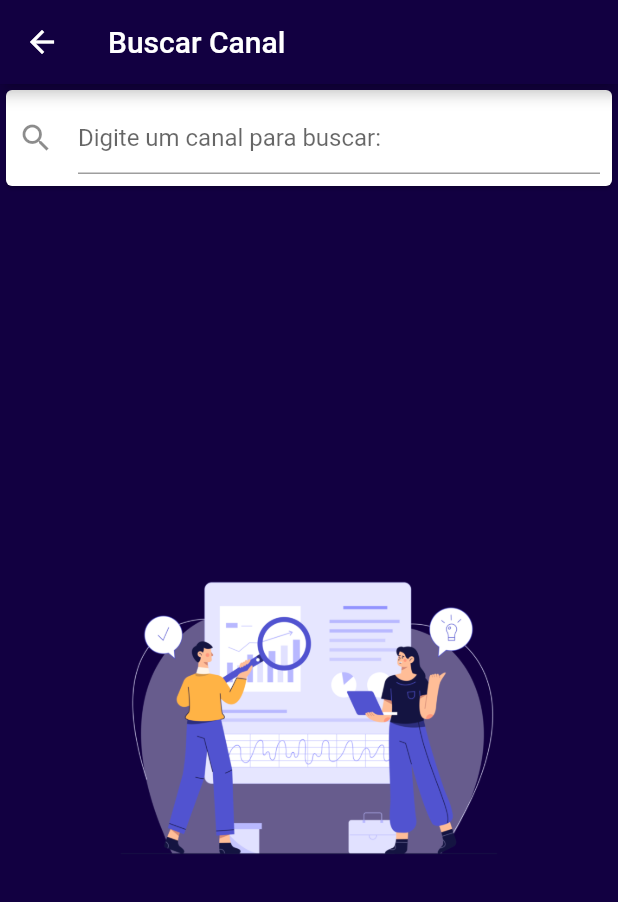
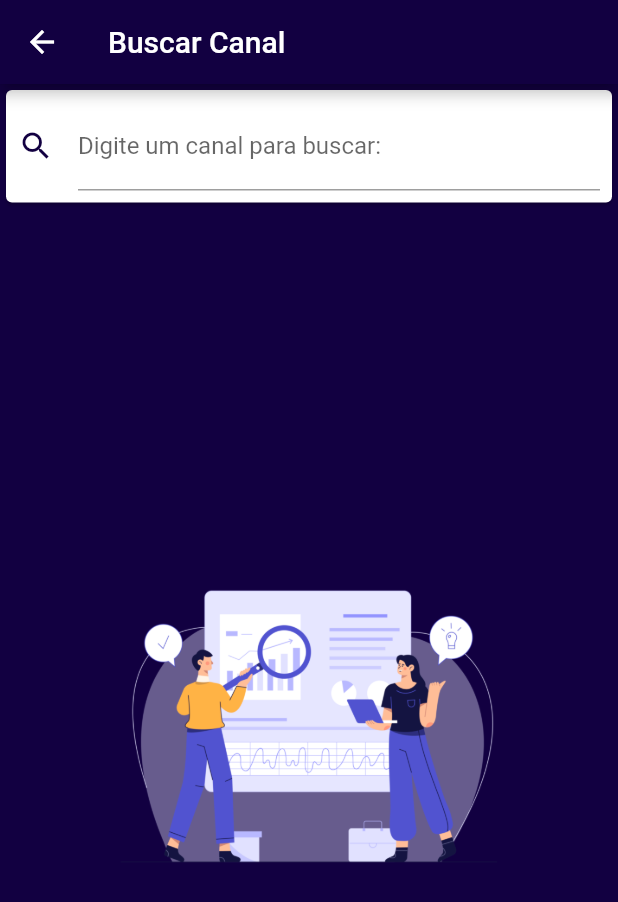
Before and after one commit to andersonsantos6/tv_project, a Flutter app: the SearchPage screen opened by its route, on a phone screen of 412 x 824 dp. Shown: the top 902 px of the screen. Run offline on Flutter 3.47's test engine with Material 2 defaults, Android fonts, the phone set to English and light mode, and no system bars; our stand-ins replace video_player; network calls fail.

Commit message:
update widgets

```diff
--- a/lib/src/view/search_page.dart
+++ b/lib/src/view/search_page.dart
@@ -51,11 +51,15 @@ class _SearchPageState extends State<SearchPage> {
             children: [
               Card(
                 child: Padding(
-                  padding: const EdgeInsets.all(8.0),
+                  padding: const EdgeInsets.all(8),
                   child: TextField(
-                    decoration: const InputDecoration(
-                        icon: Icon(Icons.search),
-                        hintText: 'Digite um canal para buscar:'),
+                    decoration: InputDecoration(
+                      label: const Text('Digite um canal para buscar:'),
+                      icon: Icon(
+                        Icons.search,
+                        color: color.primaryColor(),
+                      ),
+                    ),
                     keyboardType: TextInputType.text,
                     controller: _controller,
                     onChanged: (value) {
@@ -91,7 +95,7 @@ class _SearchPageState extends State<SearchPage> {
                                             width: 10,
                                           ),
                                           Text(
-                                            'Nenhum canal foi encontrado.',
+                                            'Nenhum canal encontrado.',
                                             style:
                                                 TextStyle(color: Colors.white),
                                           ),
```
Also changed, not shown: lib/src/components/list_channels.dart (+18 -13 lines), lib/src/view/player_page.dart (+6 -8 lines).
